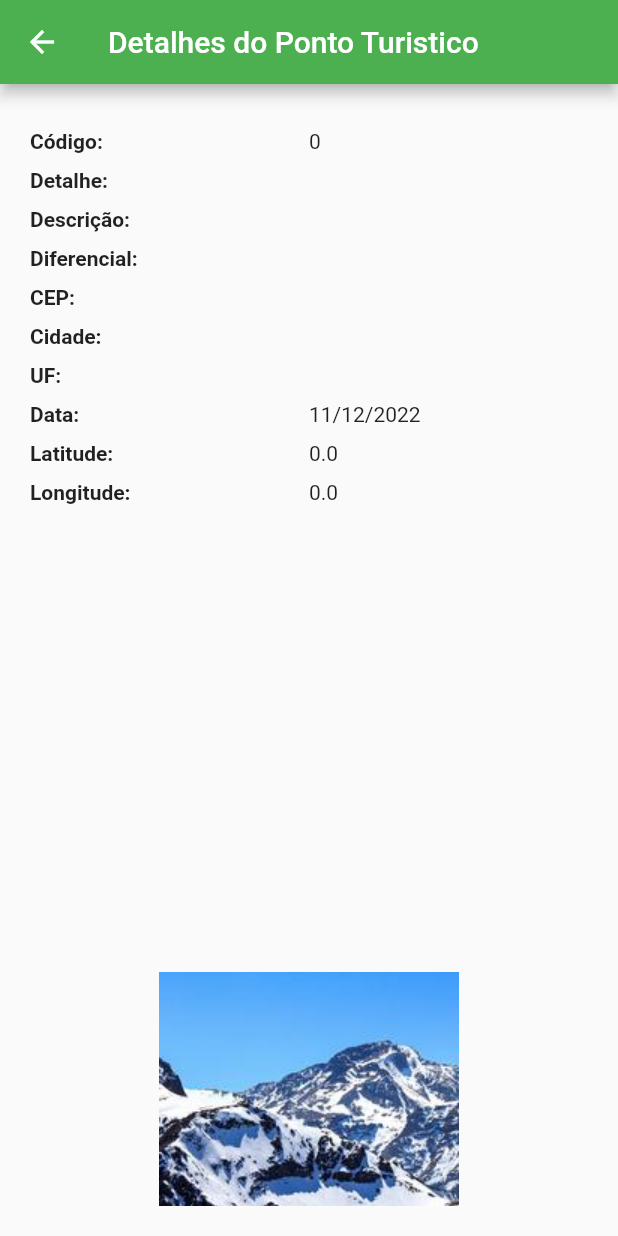
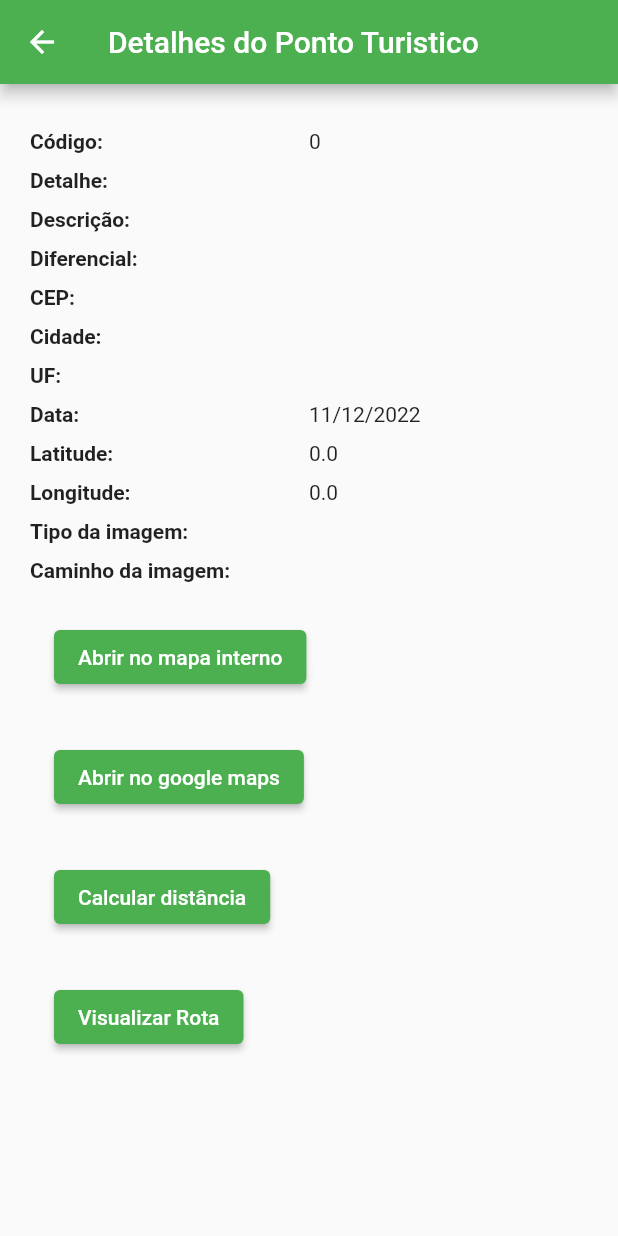
Before and after one commit to GiovaneWerlang/turismo, a Flutter app: the DetalhesPontoPage screen opened directly with empty values, on a phone screen of 412 x 824 dp. Run offline on Flutter 3.47's test engine with Material 2 defaults, Android fonts, the phone set to English and light mode, and no system bars; our stand-ins replace camera, geolocator, google_maps_flutter, image_picker, mask_text_input_formatter, shared_preferences and 2 more; missing offline and left inert: flutter_polyline_points, maps_launcher; accounts and stored records are empty.

Commit message:
Ajustes imagens.

```diff
--- a/lib/generator/route_generator.dart
+++ b/lib/generator/route_generator.dart
@@ -23,6 +23,9 @@ class RouteGenerator{
         DateTime? data_inclusao;
         double latitude = 0;
         double longitude = 0;
+        String tipoImagem = '';
+        String caminhoImagem = '';
+        //String caminhoVideo = '';
         String cep = '';
         String cidade = '';
         String uf = '';
@@ -37,6 +40,9 @@ class RouteGenerator{
           data_inclusao = dados['data_inclusao'];
           latitude = dados['latitude'];
           longitude = dados['longitude'];
+          tipoImagem = dados['tipo_imagem'];
+          caminhoImagem = dados['caminho_imagem'];
+          //caminhoVideo = dados['caminho_video'];
           cep = dados['cep'];
           cidade = dados['cidade'];
           uf = dados['uf'];
@@ -52,6 +58,9 @@ class RouteGenerator{
               data_inclusao: data_inclusao,
               latitude: latitude,
               longitude: longitude,
+              tipoImagem: tipoImagem,
+              caminhoImagem: caminhoImagem,
+              //caminhoVideo: caminhoVideo,
               cep: cep,
               cidade: cidade,
               uf: uf,
--- a/lib/model/ponto.dart
+++ b/lib/model/ponto.dart
@@ -77,6 +77,9 @@ class Ponto{
     CAMPO_DATA_INCLUSAO: DateFormat('yyyy-MM-dd').format(data_inclusao!),
     CAMPO_LATITUDE: latitude,
     CAMPO_LONGITUDE: longitude,
+    CAMPO_TIPO_IMAGEM: tipoImagem,
+    CAMPO_CAMINHO_IMAGEM: caminhoImagem,
+    CAMPO_CAMINHO_VIDEO: caminhoVideo,
     CAMPO_CEP: cep,
     CAMPO_CIDADE: cidade,
     CAMPO_UF: uf,
@@ -90,6 +93,9 @@ class Ponto{
     CAMPO_DATA_INCLUSAO: data_inclusao!,
     CAMPO_LATITUDE: latitude,
     CAMPO_LONGITUDE: longitude,
+    CAMPO_TIPO_IMAGEM: tipoImagem,
+    CAMPO_CAMINHO_IMAGEM: caminhoImagem,
+    CAMPO_CAMINHO_VIDEO: caminhoVideo,
     CAMPO_CEP: cep,
     CAMPO_CIDADE: cidade,
     CAMPO_UF: uf,
--- a/lib/pages/detalhes_ponto_page.dart
+++ b/lib/pages/detalhes_ponto_page.dart
@@ -135,11 +135,29 @@ class _DetalhesPontoPageState extends State<DetalhesPontoPage>{
               Valor(valor: widget.ponto.longitude.toString()),
             ],
           )),
-          VisualizadorImagem(
-            tipoImagem: widget.ponto.tipoImagem,
-            caminhoImagem: widget.ponto.caminhoImagem,
-            size: ((MediaQuery.of(context).size.width) / 0.5),
-          ),
+          Container(
+              margin: EdgeInsets.only(top:10),
+              child:
+              Row(
+                children: [
+                  Campo(descricao: 'Tipo da imagem: '),
+                  Valor(valor: widget.ponto.tipoImagem.toString()),
+                ],
+              )),
+          Container(
+              margin: EdgeInsets.only(top:10),
+              child:
+              Row(
+                children: [
+                  Campo(descricao: 'Caminho da imagem: '),
+                  Valor(valor: widget.ponto.caminhoImagem.toString()),
+                ],
+              )),
+          // VisualizadorImagem(
+          //   tipoImagem: widget.ponto.tipoImagem,
+          //   caminhoImagem: widget.ponto.caminhoImagem,
+          //   size: ((MediaQuery.of(context).size.width) / 0.5),
+          // ),
           Container(
             margin: EdgeInsets.only(top: 10),
             child:
--- a/lib/pages/ponto_form_page.dart
+++ b/lib/pages/ponto_form_page.dart
@@ -1,5 +1,6 @@
 import 'dart:async';
 import 'dart:io';
+import 'dart:math';
 
 import 'package:flutter/material.dart';
 import 'package:geolocator/geolocator.dart';
@@ -244,6 +245,14 @@ void dispose() {
                     if (novoValor?.isNotEmpty == true) {
                       setState(() {
                         _tipoImagem = novoValor!;
+                        if(_tipoImagem ==  Ponto.TIPO_IMAGEM_NETWORK){
+                          if(_caminhoImagem == null)
+                            _caminhoImagem = 'https://picsum.photos/200?random=${Random().nextInt(100) + 1}';
+                        }
+                        if(_tipoImagem ==  Ponto.TIPO_IMAGEM_ASSETS){
+                          if(_caminhoImagem == null)
+                          _caminhoImagem = 'assets/imagem_${Random().nextInt(3) + 1}.jpg';
+                        }
                       });
                     }
                   },
@@ -264,11 +273,17 @@ void dispose() {
                         ImageSource.camera, PontoFormPage.imagem),
                   ),
                 ],
-
-                VisualizadorImagem(
-                  tipoImagem: _tipoImagem,
-                  caminhoImagem: _caminhoImagem,
-                  size: constraints.maxWidth,
+                // VisualizadorImagem(
+                //   tipoImagem: _tipoImagem,
+                //   caminhoImagem: _caminhoImagem,
+                //   size: constraints.maxWidth,
+                // ),
+                Container(
+                width: ((MediaQuery.of(context).size.width) / 0.5),
+                height:  ((MediaQuery.of(context).size.width) / 0.5),
+                decoration: BoxDecoration(
+                image: _criarWidgetImagem(),
+                ),
                 ),
                 const Padding(
                   padding: EdgeInsets.only(top: 15),
@@ -572,4 +587,45 @@ void dispose() {
       _pesquisandoCep = false;
     });
   }
+
+  DecorationImage? _criarWidgetImagem() {
+    var caminho = _caminhoImagem;
+    if(caminho == null || caminho.isEmpty){
+      caminho = 'assets/imagem_${Random().nextInt(3) + 1}.jpg';
+    }
+      if (_tipoImagem == Ponto.TIPO_IMAGEM_NETWORK) {
+        if(_caminhoImagem == null || _caminhoImagem!.contains('assets')) {
+          final random = Random();
+          caminho = 'https://picsum.photos/200?random=${random.nextInt(
+              100) + 1}';
+          _caminhoImagem = caminho;
+        }
+        return DecorationImage(
+          image: NetworkImage(
+            caminho,
+          ),
+
+        );
+      } else if(_tipoImagem == Ponto.TIPO_IMAGEM_FILE) {
+        if (_caminhoImagem?.isNotEmpty == true) {
+          final file = File(_caminhoImagem!);
+          _caminhoImagem = file.path;
+          return DecorationImage(
+            image: FileImage(file),
+          );
+        } else {
+          return null;
+        }
+      } else {
+        if(_caminhoImagem == null || _caminhoImagem!.contains('picsum')) {
+          final random = Random();
+          final caminho = 'assets/imagem_${random.nextInt(3) + 1}.jpg';
+          _caminhoImagem = caminho;
+        }
+        return DecorationImage(
+          image: AssetImage(caminho),
+        );
+      }
+    }
+
 }
--- a/lib/widgets/visualizador_de_imagem.dart
+++ b/lib/widgets/visualizador_de_imagem.dart
@@ -35,10 +35,15 @@ class _VisualizadorImagemState extends State<VisualizadorImagem> {
   }
 
   DecorationImage? _criarWidgetImagem() {
+    var caminho = widget.caminhoImagem;
+    if(caminho == null) caminho = 'assets/imagem_${Random().nextInt(3) + 1}.jpg';
     if (widget.tipoImagem == Ponto.TIPO_IMAGEM_NETWORK) {
-      final random = Random();
-      final caminho = 'https://picsum.photos/200?random=${random.nextInt(100) + 1}';
-      widget.caminhoImagem = caminho;
+      if(widget.caminhoImagem == null || widget.caminhoImagem!.contains('assets')) {
+        final random = Random();
+        caminho = 'https://picsum.photos/200?random=${random.nextInt(
+            100) + 1}';
+        widget.caminhoImagem = caminho;
+      }
       return DecorationImage(
         image: NetworkImage(
           caminho,
@@ -56,9 +61,11 @@ class _VisualizadorImagemState extends State<VisualizadorImagem> {
         return null;
       }
     } else {
-      final random = Random();
-      final caminho = 'assets/imagem_${random.nextInt(3) + 1}.jpg';
-      widget.caminhoImagem = caminho;
+      if(widget.caminhoImagem == null || widget.caminhoImagem!.contains('picsum')) {
+        final random = Random();
+        final caminho = 'assets/imagem_${random.nextInt(3) + 1}.jpg';
+        widget.caminhoImagem = caminho;
+      }
       return DecorationImage(
         image: AssetImage(caminho),
       );
```
